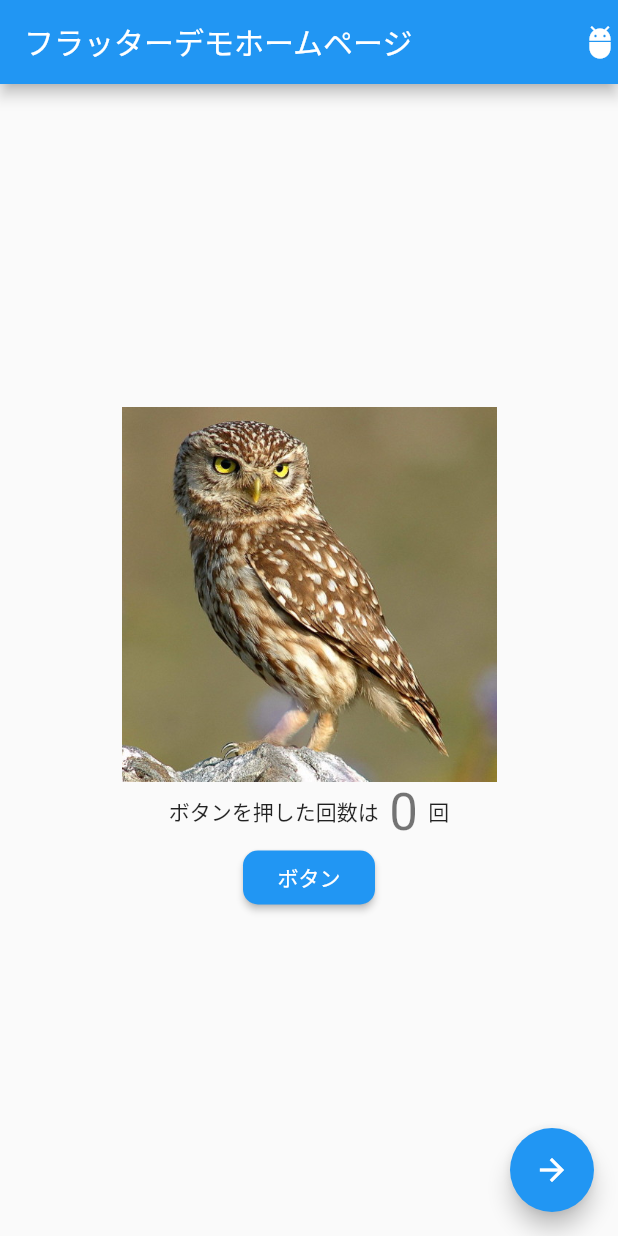
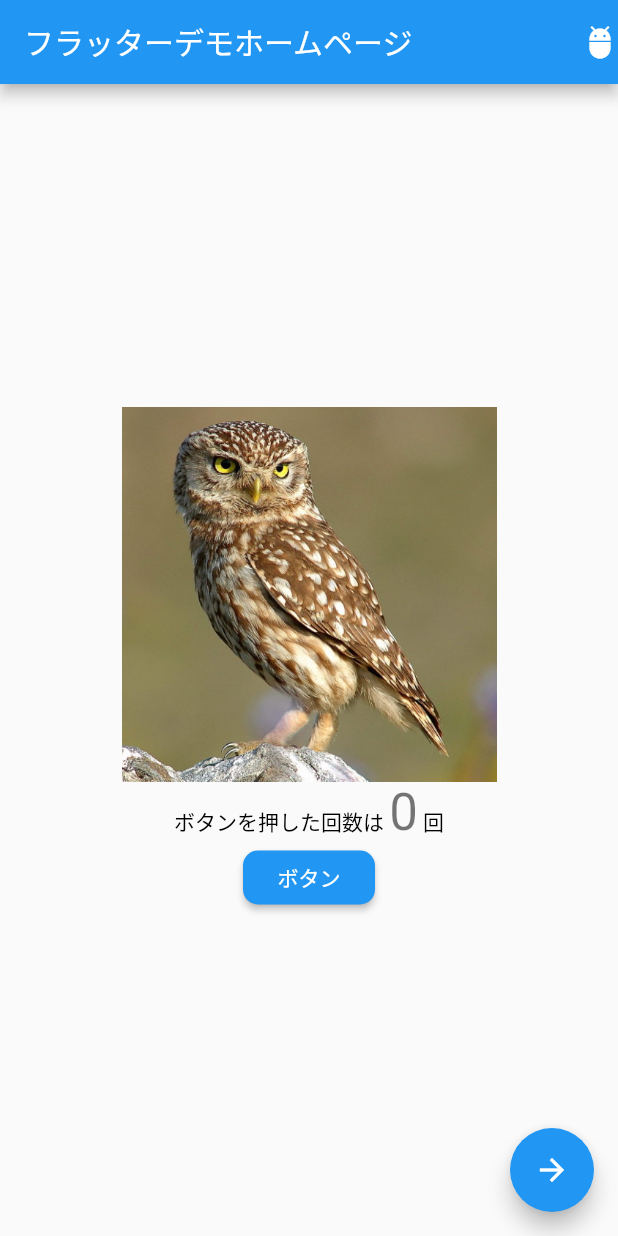
Before and after one commit to NorthPaddy/flutter_demo_app, a Flutter app: the screen it shows after launch, on a phone screen of 412 x 824 dp. Run offline on Flutter 3.47's test engine with Material 2 defaults, Android fonts, the phone set to English and light mode, and no system bars.

```diff
--- a/lib/main.dart
+++ b/lib/main.dart
@@ -63,15 +63,17 @@ class _MyHomePageState extends State<MyHomePage> {
                 Row(
                   mainAxisAlignment: MainAxisAlignment.center,
                   children: <Widget>[
-                    Text(
-                      'ボタンを押した回数は  ',
-                    ),
-                    Text(
-                      '$_counter',
-                      style: Theme.of(context).textTheme.headline4,
-                    ),
-                    Text(
-                      '  回',
+                    RichText(
+                      textScaleFactor: MediaQuery.of(context).textScaleFactor,
+                      text: TextSpan(
+                        style: TextStyle(color: Colors.black),
+                        children: <TextSpan>[
+                          TextSpan(text: 'ボタンを押した回数は '),
+                          TextSpan(text: '$_counter',
+                              style: Theme.of(context).textTheme.headline4),
+                          TextSpan(text: ' 回'),
+                        ],
+                      ),
                     ),
               ],
             ),
```
